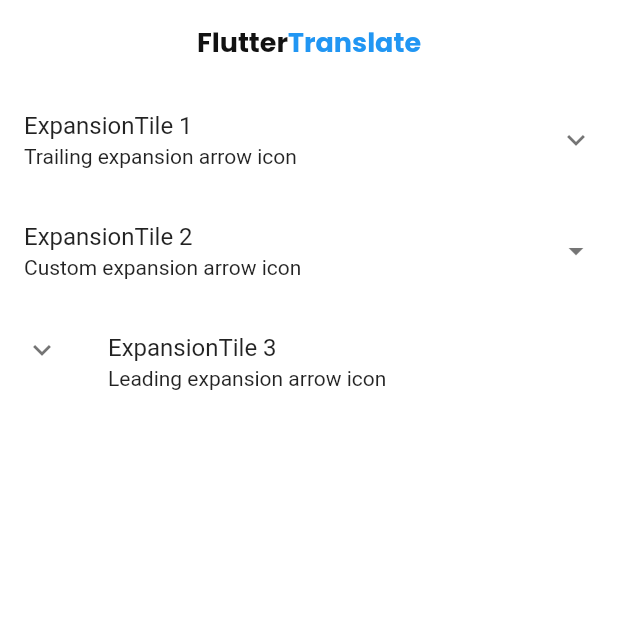
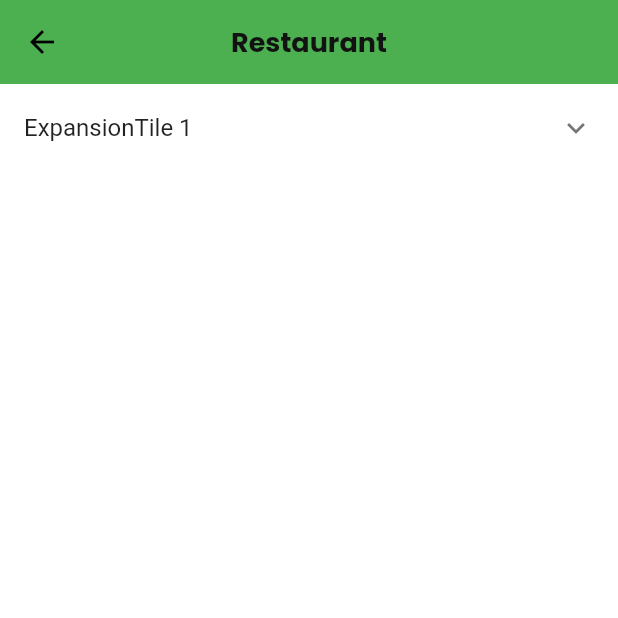
Before and after one commit to quezera97/malaysia_slang, a Flutter app: the screen it shows after launch, after a tap on "Restaurant", on a phone screen of 412 x 824 dp, the top half of it. Run offline on Flutter 3.47's test engine with Material 2 defaults, Android fonts, the phone set to English and light mode, and no system bars.

Commit message:
restaurant card

```diff
--- a/lib/enum/cardEnum.dart
+++ b/lib/enum/cardEnum.dart
@@ -1,5 +1,8 @@
 class CardEnum {
   static String get hotel => "Hotel";
   static String get restaurant => "Restaurant";
-  // static String get restaurant => "Restaurant";
+  static String get emergency => "Emergency";
+  static String get greetings => "Greetings";
+  static String get direction => "Direction";
+  static String get sightseeing => "Sightseeing";
 }
--- a/lib/ui/choiceCard/restaurant.dart
+++ b/lib/ui/choiceCard/restaurant.dart
@@ -8,30 +8,25 @@
 }
 
 class _RestaurantState extends State<Restaurant> {
-  bool _customTileExpanded = false;
-
   @override
   Widget build(BuildContext context) {
     return Scaffold(
       backgroundColor: Colors.white,
       appBar: AppBar(
+        leading: BackButton(
+          color: Colors.black,
+        ),
         elevation: 0.0,
-        backgroundColor: Colors.white,
+        backgroundColor: Colors.green,
         centerTitle: true,
         title: RichText(
           text: TextSpan(
             children: <TextSpan>[
               TextSpan(
-                  text: 'Flutter',
+                  text: 'Restaurant',
                   style: TextStyle(
                       fontSize: 18,
                       color: Color(0xFF121212),
-                      fontFamily: 'PoppinsBold')),
-              TextSpan(
-                  text: 'Translate',
-                  style: TextStyle(
-                      fontSize: 18,
-                      color: Colors.blue,
                       fontFamily: 'PoppinsBold')),
             ],
           ),
@@ -42,32 +37,8 @@
           children: <Widget>[
             const ExpansionTile(
               title: Text('ExpansionTile 1'),
-              subtitle: Text('Trailing expansion arrow icon'),
               children: <Widget>[
                 ListTile(title: Text('This is tile number 1')),
-              ],
-            ),
-            ExpansionTile(
-              title: const Text('ExpansionTile 2'),
-              subtitle: const Text('Custom expansion arrow icon'),
-              trailing: Icon(
-                _customTileExpanded
-                    ? Icons.arrow_drop_down_circle
-                    : Icons.arrow_drop_down,
-              ),
-              children: const <Widget>[
-                ListTile(title: Text('This is tile number 2')),
-              ],
-              onExpansionChanged: (bool expanded) {
-                setState(() => _customTileExpanded = expanded);
-              },
-            ),
-            const ExpansionTile(
-              title: Text('ExpansionTile 3'),
-              subtitle: Text('Leading expansion arrow icon'),
-              controlAffinity: ListTileControlAffinity.leading,
-              children: <Widget>[
-                ListTile(title: Text('This is tile number 3')),
               ],
             ),
           ],
--- a/lib/ui/class/selectCard.dart
+++ b/lib/ui/class/selectCard.dart
@@ -1,7 +1,7 @@
 import 'package:flutter/material.dart';
 import 'package:translator_app/enum/cardEnum.dart';
+import 'package:translator_app/ui/choiceCard/hotel.dart';
 import 'package:translator_app/ui/choiceCard/restaurant.dart';
-import 'package:translator_app/ui/translation.dart';
 
 class Choice {
   const Choice({required this.title, required this.icon});
@@ -12,6 +12,10 @@
 const List<Choice> choices = const <Choice>[
   const Choice(title: 'Restaurant', icon: Icons.restaurant),
   const Choice(title: 'Hotel', icon: Icons.hotel),
+  // const Choice(title: 'Emergency', icon: Icons.emergency),
+  // const Choice(title: 'Greetings', icon: Icons.handshake),
+  // const Choice(title: 'Direction', icon: Icons.directions),
+  // const Choice(title: 'Sightseeing', icon: Icons.holiday_village),
 ];
 
 class SelectCard extends StatelessWidget {
@@ -31,7 +35,16 @@
                 Navigator.push(context,
                     MaterialPageRoute(builder: (context) => Restaurant()));
               } else if (choice.title == CardEnum.hotel) {
-                print(CardEnum.hotel);
+                Navigator.push(
+                    context, MaterialPageRoute(builder: (context) => Hotel()));
+              } else if (choice.title == CardEnum.emergency) {
+                print(CardEnum.emergency);
+              } else if (choice.title == CardEnum.greetings) {
+                print(CardEnum.greetings);
+              } else if (choice.title == CardEnum.direction) {
+                print(CardEnum.direction);
+              } else if (choice.title == CardEnum.sightseeing) {
+                print(CardEnum.sightseeing);
               }
             },
             child: Center(
--- a/lib/ui/dashboard.dart
+++ b/lib/ui/dashboard.dart
@@ -10,7 +10,7 @@
         backgroundColor: Colors.white,
         appBar: AppBar(
           elevation: 0.0,
-          backgroundColor: Colors.white,
+          backgroundColor: Colors.green,
           centerTitle: true,
           title: RichText(
             text: TextSpan(
```
Also changed, not shown: lib/ui/choiceCard/hotel.dart (+50 -0 lines).
